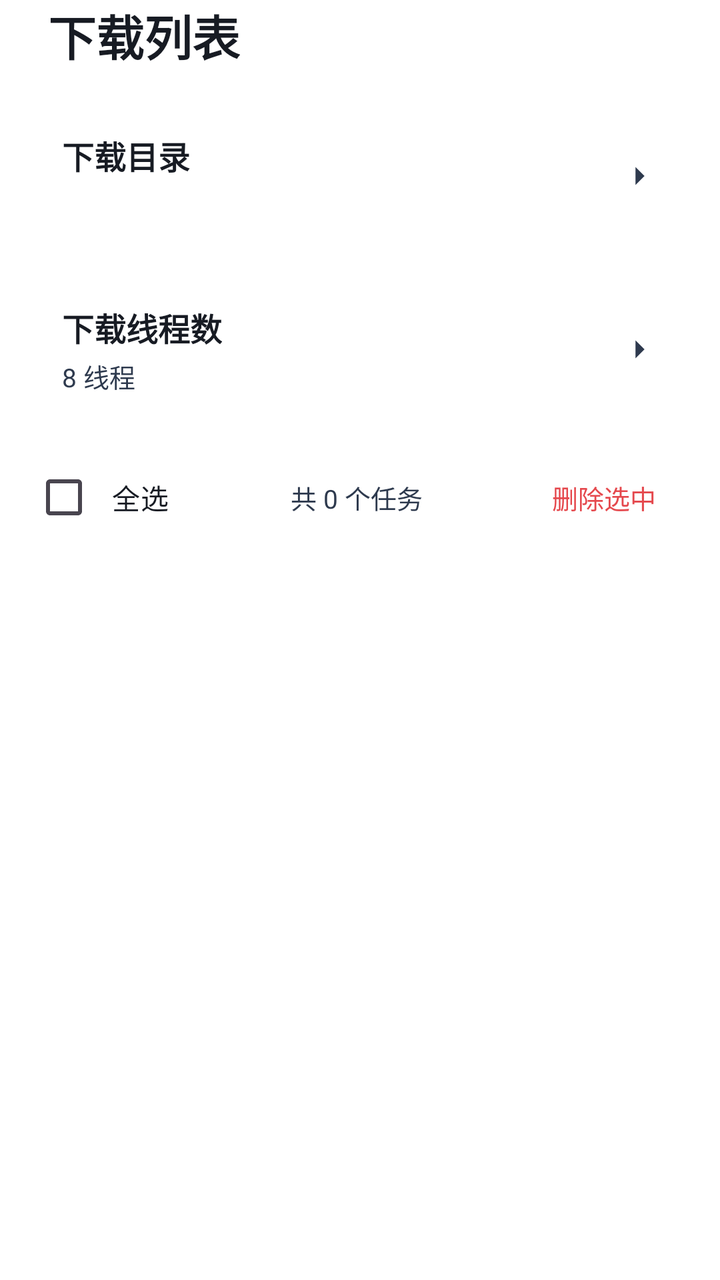
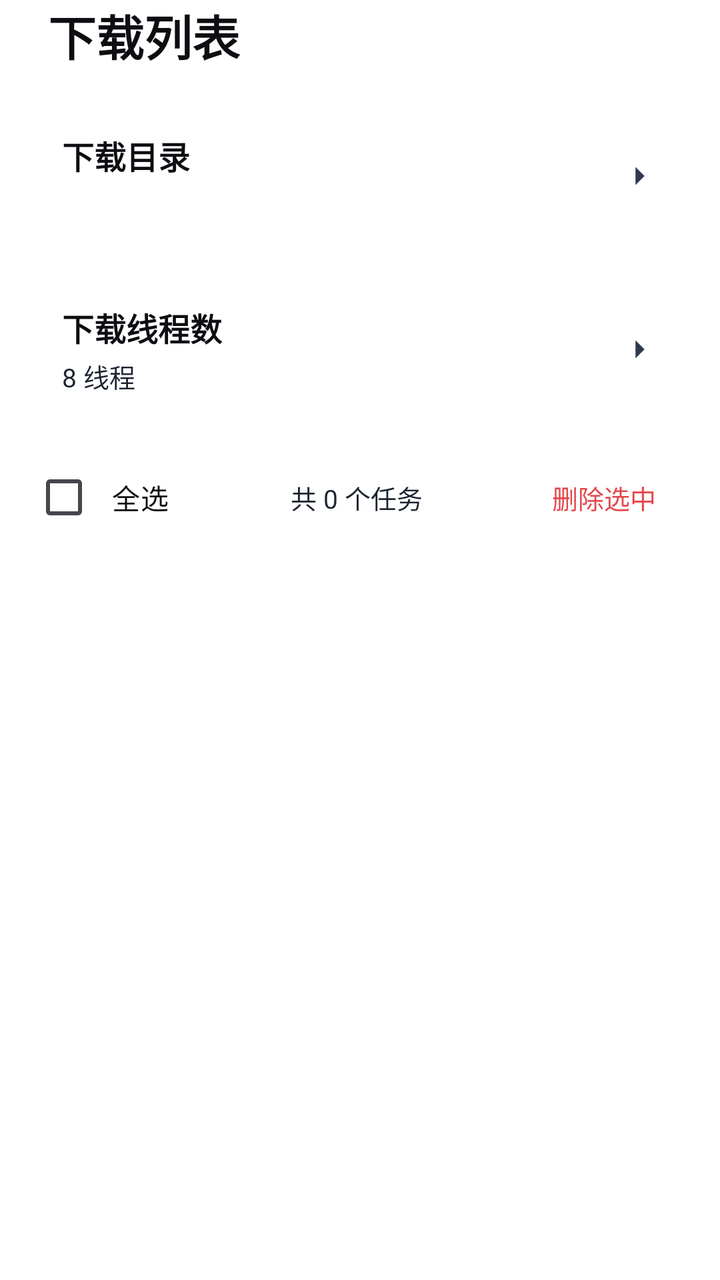

Screens rendered from an Android XML layout before and after an edit, with the pre-edit source and the edit as a unified diff.
<!-- AndroidManifest.xml: another module's application theme Theme.App -->
<!-- res/layout/activity_download.xml -->
<?xml version="1.0" encoding="utf-8"?>
<LinearLayout xmlns:android="http://schemas.android.com/apk/res/android"
    android:layout_width="match_parent"
    android:layout_height="match_parent"
    android:fitsSystemWindows="true"
    android:orientation="vertical">

    <LinearLayout
        android:layout_width="match_parent"
        android:layout_height="match_parent"
        android:orientation="vertical"
        android:paddingLeft="16dp"
        android:paddingRight="16dp">

    <TextView
        android:layout_width="wrap_content"
        android:layout_height="wrap_content"
        android:layout_marginBottom="16dp"
        android:layout_marginStart="8dp"
        android:text="下载列表"
        android:textColor="#171B23"
        android:textSize="24sp"
        android:textStyle="bold" />

    <LinearLayout
        android:id="@+id/card_download_dir"
        android:layout_width="match_parent"
        android:layout_height="wrap_content"
        android:layout_marginBottom="12dp"
        android:background="@drawable/xc_setcard_v2"
        android:clickable="true"
        android:focusable="true"
        android:foreground="?attr/selectableItemBackground"
        android:gravity="center_vertical"
        android:minHeight="64dp"
        android:orientation="horizontal"
        android:padding="15dp">
        <LinearLayout
            android:layout_width="0dp"
            android:layout_height="wrap_content"
            android:layout_weight="1"
            android:orientation="vertical">
            <TextView
                android:layout_width="wrap_content"
                android:layout_height="wrap_content"
                android:text="下载目录"
                android:textColor="#171B23"
                android:textSize="16sp"
                android:textStyle="bold" />
            <TextView
                android:id="@+id/tv_download_dir_sub"
                android:layout_width="wrap_content"
                android:layout_height="wrap_content"
                android:layout_marginTop="3dp"
                android:textColor="#2E3A4E"
                android:textSize="13sp"
                android:singleLine="true"
                android:ellipsize="end" />
        </LinearLayout>
        <ImageView
            android:layout_width="18dp"
            android:layout_height="18dp"
            android:src="@drawable/ic_chev_v2" />
    </LinearLayout>

    <LinearLayout
        android:id="@+id/card_download_threads"
        android:layout_width="match_parent"
        android:layout_height="wrap_content"
        android:layout_marginBottom="12dp"
        android:background="@drawable/xc_setcard_v2"
        android:clickable="true"
        android:focusable="true"
        android:foreground="?attr/selectableItemBackground"
        android:gravity="center_vertical"
        android:minHeight="64dp"
        android:orientation="horizontal"
        android:padding="15dp">
        <LinearLayout
            android:layout_width="0dp"
            android:layout_height="wrap_content"
            android:layout_weight="1"
            android:orientation="vertical">
            <TextView
                android:layout_width="wrap_content"
                android:layout_height="wrap_content"
                android:text="下载线程数"
                android:textColor="#171B23"
                android:textSize="16sp"
                android:textStyle="bold" />
            <TextView
                android:id="@+id/tv_threads_sub"
                android:layout_width="wrap_content"
                android:layout_height="wrap_content"
                android:layout_marginTop="3dp"
                android:textColor="#2E3A4E"
                android:textSize="13sp"
                android:text="8 线程" />
        </LinearLayout>
        <ImageView
            android:layout_width="18dp"
            android:layout_height="18dp"
            android:src="@drawable/ic_chev_v2" />
    </LinearLayout>

    <LinearLayout
        android:layout_width="match_parent"
        android:layout_height="wrap_content"
        android:orientation="horizontal"
        android:gravity="center_vertical"
        android:layout_marginBottom="8dp">
        <CheckBox
            android:id="@+id/cb_select_all"
            android:layout_width="wrap_content"
            android:layout_height="wrap_content"
            android:text="全选"
            android:textColor="#171B23"
            android:textSize="14sp"
            android:background="@drawable/xc_setcard_v2"
            android:paddingLeft="8dp"
            android:paddingRight="12dp"
            android:paddingTop="6dp"
            android:paddingBottom="6dp" />
        <TextView
            android:id="@+id/tv_count"
            android:layout_width="0dp"
            android:layout_height="wrap_content"
            android:layout_weight="1"
            android:gravity="center"
            android:text="共 0 个任务"
            android:textColor="#2E3A4E"
            android:textSize="13sp" />
        <TextView
            android:id="@+id/btn_delete_selected"
            android:layout_width="wrap_content"
            android:layout_height="wrap_content"
            android:background="@drawable/xc_setcard_v2"
            android:paddingLeft="16dp"
            android:paddingRight="16dp"
            android:paddingTop="8dp"
            android:paddingBottom="8dp"
            android:text="删除选中"
            android:textColor="#E5484D"
            android:textSize="13sp" />
    </LinearLayout>

    <TextView
        android:id="@+id/tv_empty"
        android:layout_width="match_parent"
        android:layout_height="0dp"
        android:layout_weight="1"
        android:gravity="center"
        android:text="暂无下载任务"
        android:textColor="#8A8F99"
        android:textSize="14sp"
        android:visibility="gone" />

    <androidx.recyclerview.widget.RecyclerView
        android:id="@+id/rv_downloads"
        android:layout_width="match_parent"
        android:layout_height="0dp"
        android:layout_weight="1"
        android:clipToPadding="false"
        android:paddingBottom="16dp" />
    </LinearLayout>
</LinearLayout>
<!-- resources referenced by this layout -->
<resources>
  <!-- drawable ic_chev_v2 (drawable) -->
  <?xml version="1.0" encoding="utf-8"?>
  <vector xmlns:android="http://schemas.android.com/apk/res/android"
      android:width="18dp"
      android:height="18dp"
      android:viewportWidth="24"
      android:viewportHeight="24">
      <path
          android:fillColor="#2E3A4E"
          android:pathData="M9,6l6,6l-6,6" />
  </vector>
  <!-- drawable xc_setcard_v2 (drawable) -->
  <?xml version="1.0" encoding="utf-8"?>
  <shape xmlns:android="http://schemas.android.com/apk/res/android" android:shape="rectangle">
      <corners android:radius="10dp" />
      <solid android:color="#57FFFFFF" />
      <stroke android:width="1dp" android:color="#61FFFFFF" />
  </shape>
  <style name="Theme.App" parent="Theme.XingChen">
          <item name="android:windowDisablePreview">true</item>
          <item name="android:windowSplashScreenBackground">#000000</item>
          <item name="android:windowBackground">#000000</item>
      </style>
  <style name="Theme.XingChen" parent="Theme.Material3.DayNight.NoActionBar">
          <item name="android:windowBackground">@android:color/transparent</item>
                <item name="android:colorBackground">@android:color/transparent</item>
          <item name="colorPrimary">#f0a400</item>
          <item name="colorPrimaryVariant">#c07f00</item>
          <item name="colorOnPrimary">@android:color/white</item>
      </style>
</resources>

<!-- the commit's change to res/layout/activity_download.xml (unified diff, before → after) -->
@@ -18,7 +18,7 @@
         android:layout_marginBottom="16dp"
         android:layout_marginStart="8dp"
         android:text="下载列表"
-        android:textColor="#171B23"
+        android:textColor="#0C0E12"
         android:textSize="24sp"
         android:textStyle="bold" />
 
@@ -44,7 +44,7 @@
                 android:layout_width="wrap_content"
                 android:layout_height="wrap_content"
                 android:text="下载目录"
-                android:textColor="#171B23"
+                android:textColor="#0C0E12"
                 android:textSize="16sp"
                 android:textStyle="bold" />
             <TextView
@@ -52,7 +52,7 @@
                 android:layout_width="wrap_content"
                 android:layout_height="wrap_content"
                 android:layout_marginTop="3dp"
-                android:textColor="#2E3A4E"
+                android:textColor="#1B2431"
                 android:textSize="13sp"
                 android:singleLine="true"
                 android:ellipsize="end" />
@@ -85,7 +85,7 @@
                 android:layout_width="wrap_content"
                 android:layout_height="wrap_content"
                 android:text="下载线程数"
-                android:textColor="#171B23"
+                android:textColor="#0C0E12"
                 android:textSize="16sp"
                 android:textStyle="bold" />
             <TextView
@@ -93,7 +93,7 @@
                 android:layout_width="wrap_content"
                 android:layout_height="wrap_content"
                 android:layout_marginTop="3dp"
-                android:textColor="#2E3A4E"
+                android:textColor="#1B2431"
                 android:textSize="13sp"
                 android:text="8 线程" />
         </LinearLayout>
@@ -114,7 +114,7 @@
             android:layout_width="wrap_content"
             android:layout_height="wrap_content"
             android:text="全选"
-            android:textColor="#171B23"
+            android:textColor="#0C0E12"
             android:textSize="14sp"
             android:background="@drawable/xc_setcard_v2"
             android:paddingLeft="8dp"
@@ -128,7 +128,7 @@
             android:layout_weight="1"
             android:gravity="center"
             android:text="共 0 个任务"
-            android:textColor="#2E3A4E"
+            android:textColor="#1B2431"
             android:textSize="13sp" />
         <TextView
             android:id="@+id/btn_delete_selected"
@@ -151,7 +151,7 @@
         android:layout_weight="1"
         android:gravity="center"
         android:text="暂无下载任务"
-        android:textColor="#8A8F99"
+        android:textColor="#61676F"
         android:textSize="14sp"
         android:visibility="gone" />
 
